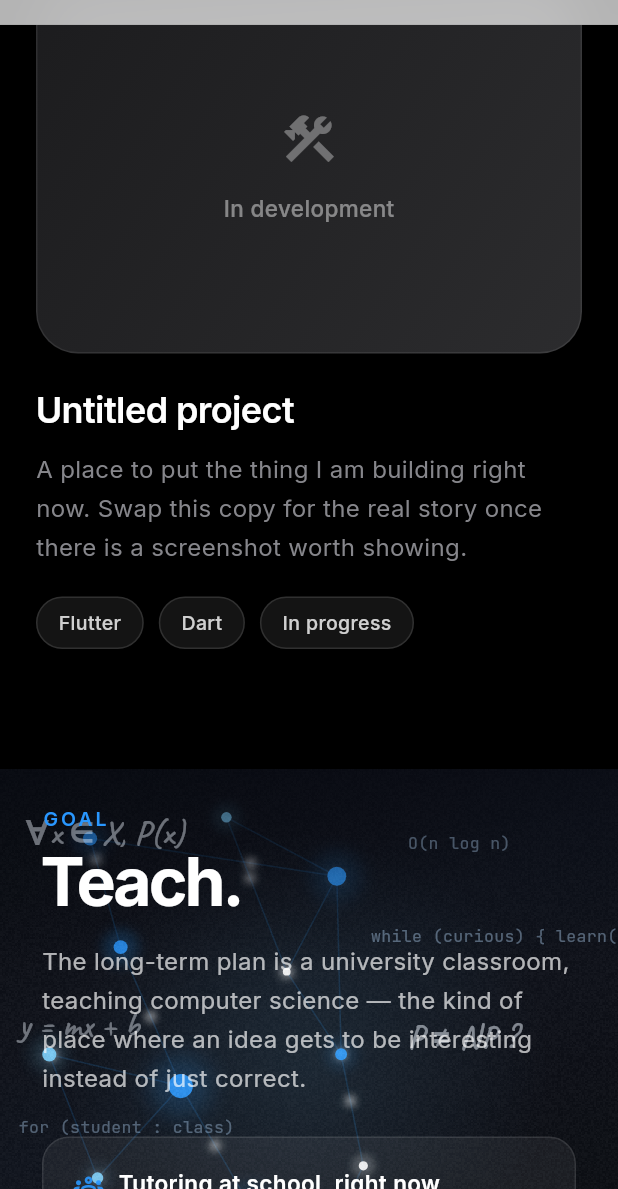
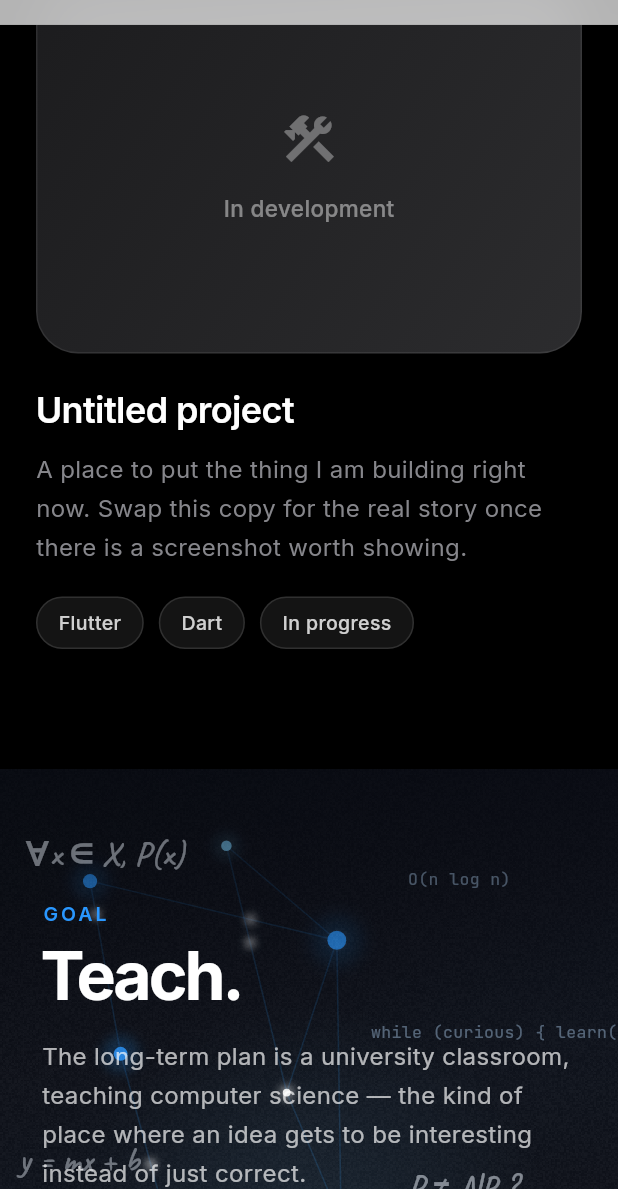
Before and after one commit to SamuelRosengarten/Portfolio, a Flutter app: the screen it shows after launch, scrolled down 1152 dp, on a phone screen of 412 x 824 dp, the part 47-1236 px from its top. Run offline on Flutter 3.47's test engine with Material 3 defaults, Android fonts, the phone set to English and light mode, and no system bars; our stand-ins replace google_fonts, icons_plus; missing offline and left inert: fade_animation_delayed, particle_text.

Commit message:
Fix Hobbies section content clipping on phone-height viewports
HobbiesSection pinned both layouts to exactly one shared viewport
height, splitting the stacked (narrow) layout's two halves via
Expanded. On a phone-sized viewport — especially with mobile Safari's
address bar eating into the usable height — each half's headline +
subhead + card/carousel content didn't fit in its half of the screen,
clipping text and card borders right where the seam cuts the section.

The diagonal desktop layout still needs pinning to one screen height
(its halves are positioned from it), but the stacked layout doesn't:
give each half a fixed height budget generous enough for its content
and let the page scroll past it normally, like every other section.

Co-Authored-By: Claude Sonnet 5 <noreply@anthropic.com>
Claude-Session: https://claude.ai/code/session_01WN3BH2gqDaFTG72TvMVJDE

```diff
--- a/portfolio/lib/pages/hobbies_section.dart
+++ b/portfolio/lib/pages/hobbies_section.dart
@@ -26,17 +26,25 @@ class HobbiesSection extends StatelessWidget {
 
   @override
   Widget build(BuildContext context) {
-    final height = MediaQuery.sizeOf(context).height;
+    return LayoutBuilder(
+      builder: (context, constraints) {
+        final wide = constraints.maxWidth >= 900;
+        // Only the diagonal layout needs pinning to exactly one screen's
+        // height — its two halves are laid out from that shared height via
+        // Positioned(top: 0, bottom: 0). The stacked layout below sizes
+        // itself to its own content instead: two content-heavy halves
+        // rarely fit one shared screen on a phone, especially once mobile
+        // Safari's address bar eats into the usable viewport height, so it
+        // scrolls as part of the page like every other section.
+        if (!wide) return const _StackedSplit();
 
-    return SizedBox(
-      width: double.infinity,
-      height: height,
-      child: LayoutBuilder(
-        builder: (context, constraints) {
-          final wide = constraints.maxWidth >= 900;
-          return wide ? const _DiagonalSplit() : const _StackedSplit();
-        },
-      ),
+        final height = MediaQuery.sizeOf(context).height;
+        return SizedBox(
+          width: double.infinity,
+          height: height,
+          child: const _DiagonalSplit(),
+        );
+      },
     );
   }
 }
@@ -164,11 +172,20 @@ class _DiagonalSplit extends StatelessWidget {
 class _StackedSplit extends StatelessWidget {
   const _StackedSplit();
 
+  // A fixed budget per half — generous enough to fit each half's headline,
+  // subhead and card/carousel content without the _HoverPop scroll fallback
+  // ever having to kick in in practice — rather than dividing whatever
+  // screen height happens to be available, which is what let the content
+  // get clipped on shorter mobile viewports.
+  static const double _halfHeight = 640;
+
   @override
   Widget build(BuildContext context) {
     return Column(
       children: [
-        Expanded(
+        SizedBox(
+          width: double.infinity,
+          height: _halfHeight,
           child: Stack(
             fit: StackFit.expand,
             children: [
@@ -189,7 +206,9 @@ class _StackedSplit extends StatelessWidget {
             ),
           ),
         ),
-        Expanded(
+        SizedBox(
+          width: double.infinity,
+          height: _halfHeight,
           child: Stack(
             fit: StackFit.expand,
             children: [
```
